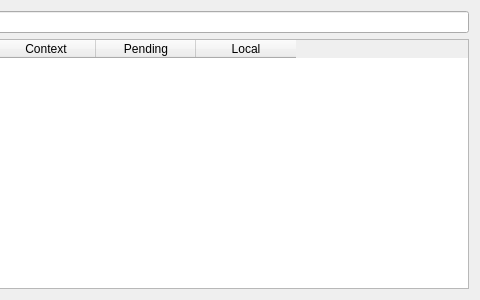
First picture: the form in src/dose/dose_dobexplorer.ss/src/registrations.ui, repository SafirSDK/safir-sdk-core, before the edit; both pictures show x 316 to 796 and y 0 to 300 of the 796 by 300 pixel window.
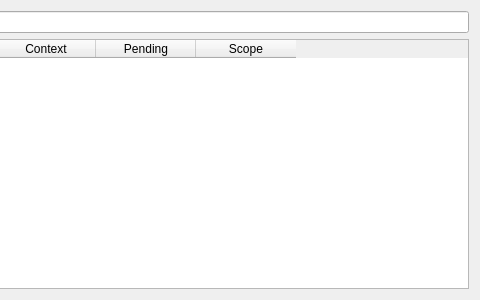
Second picture: the form after the edit.

```diff
--- a/src/dose/dose_dobexplorer.ss/src/registrations.ui
+++ b/src/dose/dose_dobexplorer.ss/src/registrations.ui
@@ -55,7 +55,7 @@
        </column>
        <column>
         <property name="text">
-         <string>Local</string>
+         <string>Scope</string>
         </property>
        </column>
       </widget>
```
